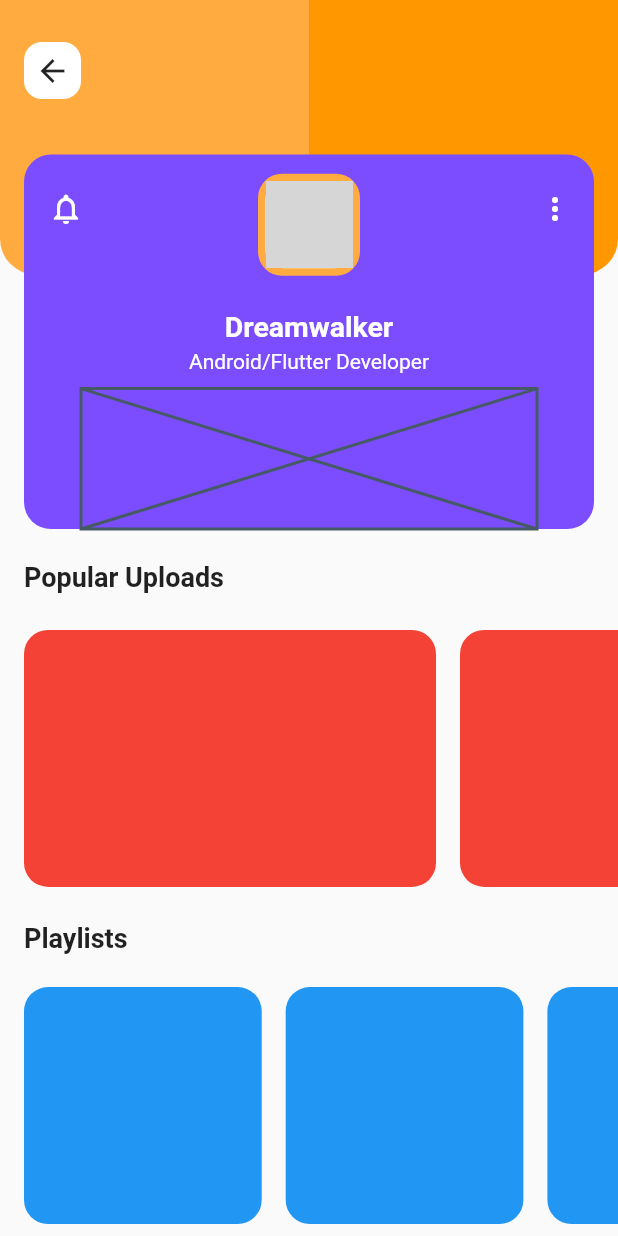
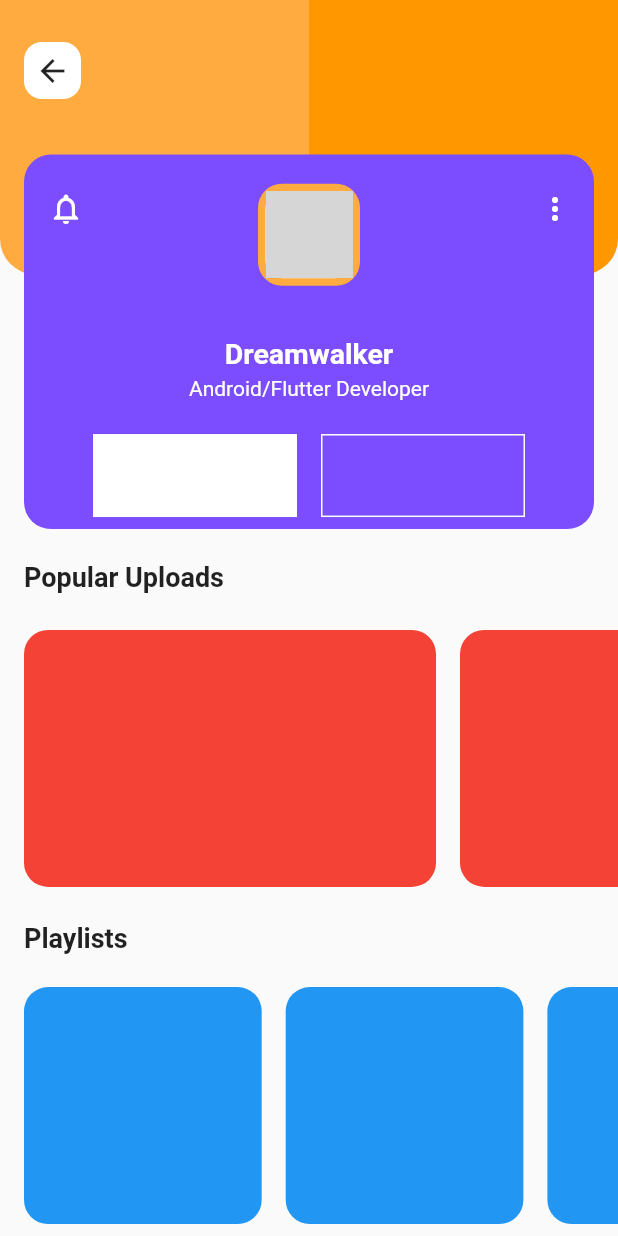
Before and after one commit to JAICHANGPARK/flutter_notebook_the_third_story, a Flutter app: the screen it shows after launch, on a phone screen of 412 x 824 dp. Run offline on Flutter 3.47's test engine with Material 2 defaults, Android fonts, the phone set to English and light mode, and no system bars; our stand-ins replace badges, dotted_border, fl_chart, google_fonts, page_transition, percent_indicator; network calls fail; grey boxes are pictures that could not be loaded.

Commit message:
Update main_page.dart

```diff
--- a/lib/profile_concept_app/main_page.dart
+++ b/lib/profile_concept_app/main_page.dart
@@ -122,6 +122,7 @@ class MainPage extends StatelessWidget {
                           flex: 2,
                           child: Column(
                             mainAxisAlignment: MainAxisAlignment.center,
+                            crossAxisAlignment: CrossAxisAlignment.center,
                             children: <Widget>[
                               Text(
                                 "Dreamwalker",
@@ -145,8 +146,26 @@ class MainPage extends StatelessWidget {
                           ),
                         ),
                         Expanded(
-                          flex: 3,
-                          child: Placeholder(),
+                          flex: 2,
+                          child: Row(
+                            children: <Widget>[
+                              Expanded(
+                                child: Container(
+                                  margin: EdgeInsets.all(8),
+                                  decoration: BoxDecoration(
+                                    color: Colors.white,
+                                  ),
+                                ),
+                              ),
+                              Expanded(
+                                child: Container(margin: EdgeInsets.all(8),
+                                  decoration: BoxDecoration(
+                                    border: Border.all(color: Colors.white,)
+                                  ),
+                                ),
+                              )
+                            ],
+                          ),
                         )
                       ],
                     ),
```
